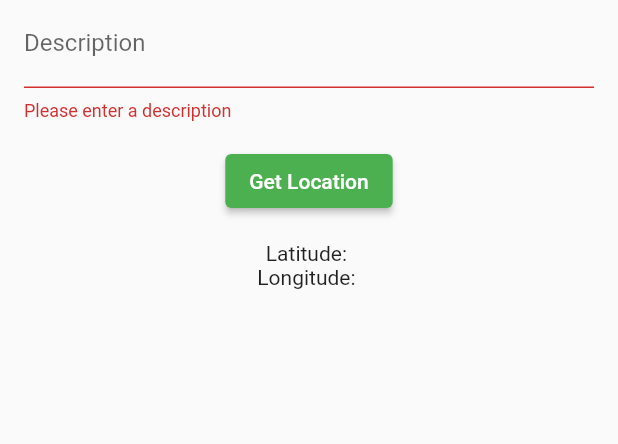
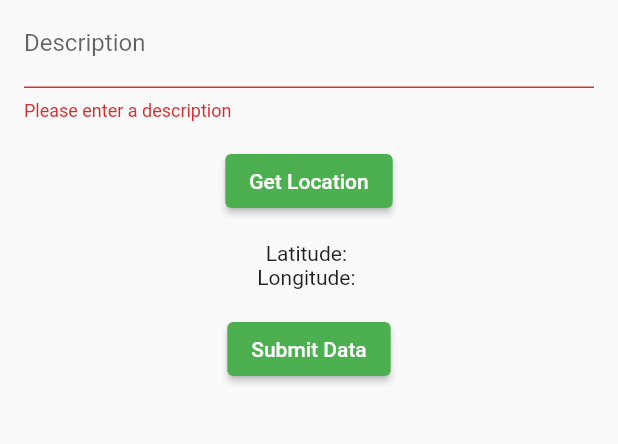
Before and after one commit to MuhammadMannan/GIS2023_RESEARCH_PROJECT, a Flutter app: the screen it shows after launch, after a tap on "Get Location", on a phone screen of 412 x 824 dp, the part 230-674 px from its top. Run offline on Flutter 3.47's test engine with Material 2 defaults, Android fonts, the phone set to English and light mode, and no system bars; our stand-ins replace cloud_firestore, firebase_core, geolocator, permission_handler; accounts and stored records are empty.

Commit message:
added longitude latitude data collection and updated UI

```diff
--- a/lib/add_plant.dart
+++ b/lib/add_plant.dart
@@ -83,17 +83,7 @@ class _MyAddPlant extends State<AddPlant> {
                   child: ElevatedButton(
                     onPressed: () {
                       if (_formKey.currentState!.validate()) {
-                        final String name = _speciesController.text;
-                        final String description = _descriptionController.text;
                         _getCurrentLocation();
-                        plants
-                            .add({
-                              'description': description,
-                              'plant name': name
-                            })
-                            .then((value) => print('user entered data'))
-                            .catchError((error) =>
-                                print('Error adding document: $error'));
                       }
                     },
                     child: Text('Get Location'),
@@ -102,6 +92,30 @@ class _MyAddPlant extends State<AddPlant> {
               ),
               Center(child: Text('Latitude: $_latitude')),
               Center(child: Text('Longitude: $_longitude')),
+              Center(
+                child: Padding(
+                  padding: EdgeInsets.symmetric(vertical: 16.0),
+                  child: ElevatedButton(
+                    onPressed: () {
+                      if (_formKey.currentState!.validate()) {
+                        final String name = _speciesController.text;
+                        final String description = _descriptionController.text;
+                        plants
+                            .add({
+                              'description': description,
+                              'latitude': _latitude,
+                              'longitude': _longitude,
+                              'plant name': name
+                            })
+                            .then((value) => print('user entered data'))
+                            .catchError((error) =>
+                                print('Error adding document: $error'));
+                      }
+                    },
+                    child: Text('Submit Data'),
+                  ),
+                ),
+              ),
             ],
           ),
         ),
```
Also changed, not shown: 1 other file.
